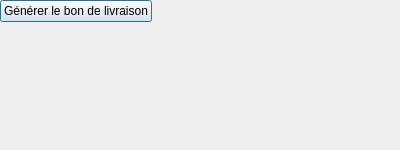
Before: the Qt Designer form form/FormBonLivraison.ui in Alt68719/projet_achats, drawn with Qt 5.
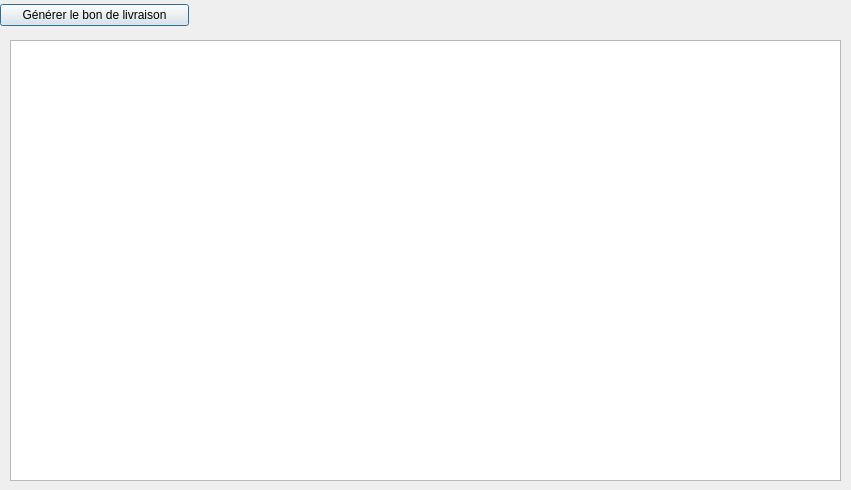
After: the same form once the commit is applied.

Patch:
```diff
--- a/form/FormBonLivraison.ui
+++ b/form/FormBonLivraison.ui
@@ -6,14 +6,22 @@
    <rect>
     <x>0</x>
     <y>0</y>
-    <width>400</width>
-    <height>150</height>
+    <width>851</width>
+    <height>490</height>
    </rect>
   </property>
   <property name="windowTitle">
    <string>Générer Bon de Livraison</string>
   </property>
   <widget class="QWidget" name="verticalLayoutWidget">
+   <property name="geometry">
+    <rect>
+     <x>0</x>
+     <y>0</y>
+     <width>189</width>
+     <height>31</height>
+    </rect>
+   </property>
    <layout class="QVBoxLayout" name="verticalLayout">
     <item>
      <widget class="QPushButton" name="btnGenerer">
@@ -24,6 +32,16 @@
     </item>
    </layout>
   </widget>
+  <widget class="QTableView" name="tableView">
+   <property name="geometry">
+    <rect>
+     <x>10</x>
+     <y>40</y>
+     <width>831</width>
+     <height>441</height>
+    </rect>
+   </property>
+  </widget>
  </widget>
  <resources/>
  <connections/>
```
